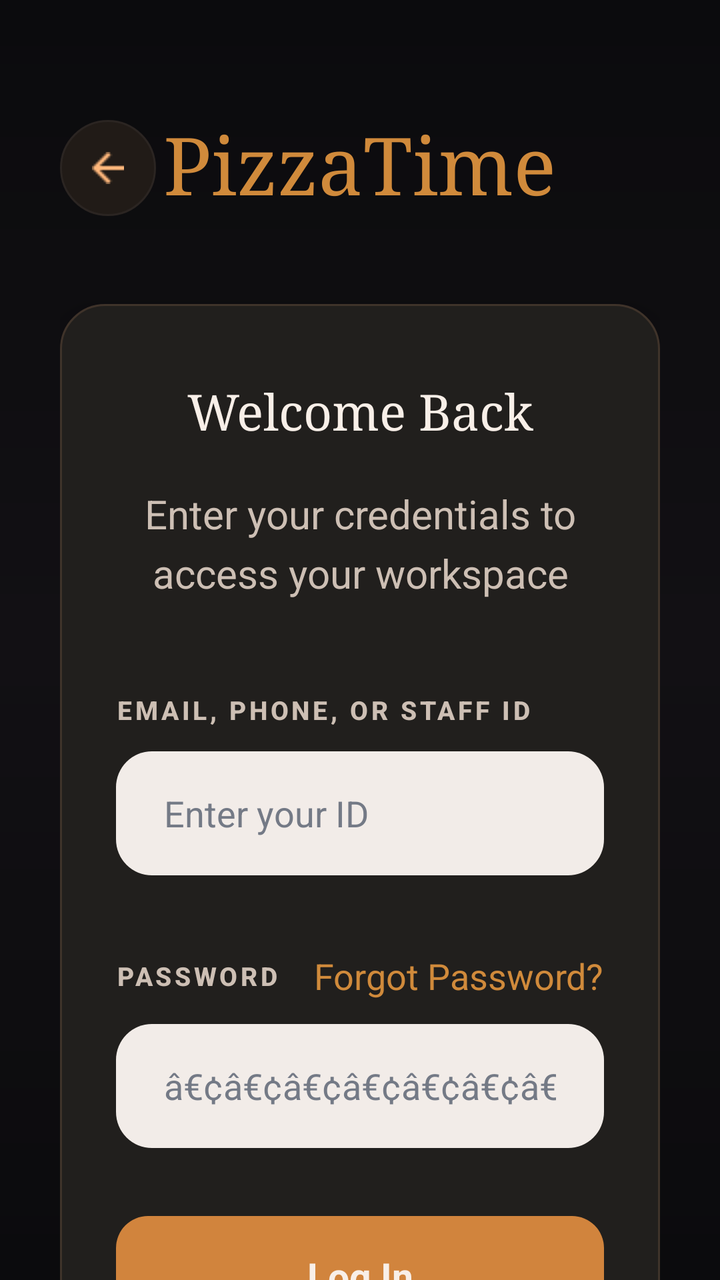
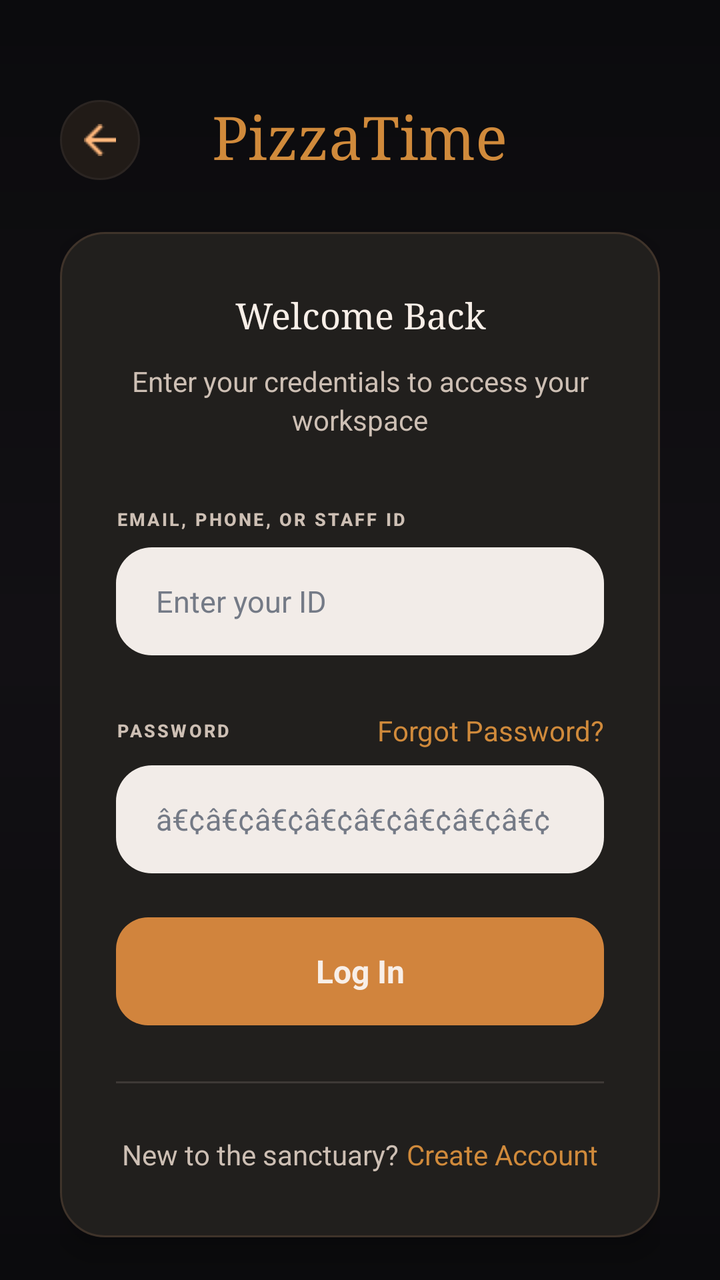

The first picture is an Android layout as it rendered before a commit; the second is the same layout after the commit. The layout source and the unified diff follow.
<!-- AndroidManifest.xml: application theme Theme.PizzaTime -->
<!-- res/layout/fragment_login.xml -->
<?xml version="1.0" encoding="utf-8"?>
<FrameLayout xmlns:android="http://schemas.android.com/apk/res/android"
    xmlns:tools="http://schemas.android.com/tools"
    android:id="@+id/loginRoot"
    android:layout_width="match_parent"
    android:layout_height="match_parent"
    android:background="@drawable/bg_app_dark">

    <ScrollView
        android:id="@+id/loginScroll"
        android:layout_width="match_parent"
        android:layout_height="match_parent"
        android:fillViewport="true"
        android:overScrollMode="never"
        android:scrollbars="none"
        tools:ignore="UselessParent">

        <LinearLayout
            android:id="@+id/loginContent"
            android:layout_width="match_parent"
            android:layout_height="wrap_content"
            android:minHeight="760dp"
            android:gravity="center_horizontal"
            android:orientation="vertical"
            android:paddingStart="30dp"
            android:paddingTop="52dp"
            android:paddingEnd="30dp"
            android:paddingBottom="36dp">

            <FrameLayout
                android:id="@+id/loginHeader"
                android:layout_width="match_parent"
                android:layout_height="64dp">

                <ImageView
                    android:id="@+id/btnBack"
                    android:layout_width="48dp"
                    android:layout_height="48dp"
                    android:layout_gravity="start|center_vertical"
                    android:background="@drawable/bg_login_back_button"
                    android:clickable="true"
                    android:contentDescription="@string/common_back_content_description"
                    android:focusable="true"
                    android:foreground="?attr/selectableItemBackgroundBorderless"
                    android:padding="13dp"
                    android:scaleType="centerInside"
                    android:src="@drawable/ic_back" />

                <TextView
                    android:id="@+id/tvLoginBrand"
                    android:layout_width="wrap_content"
                    android:layout_height="wrap_content"
                    android:layout_gravity="center"
                    android:fontFamily="serif"
                    android:includeFontPadding="false"
                    android:text="@string/app_name"
                    android:textColor="@color/pt_gold"
                    android:textSize="40sp" />

            </FrameLayout>

            <LinearLayout
                android:id="@+id/cardLoginForm"
                android:layout_width="match_parent"
                android:layout_height="wrap_content"
                android:layout_marginTop="36dp"
                android:background="@drawable/bg_surface_panel"
                android:elevation="10dp"
                android:gravity="center_horizontal"
                android:orientation="vertical"
                android:paddingStart="28dp"
                android:paddingTop="40dp"
                android:paddingEnd="28dp"
                android:paddingBottom="36dp">

                <TextView
                    android:id="@+id/tvLoginWelcome"
                    android:layout_width="match_parent"
                    android:layout_height="wrap_content"
                    android:fontFamily="serif"
                    android:gravity="center"
                    android:includeFontPadding="false"
                    android:text="@string/login_form_welcome_back"
                    android:textColor="@color/pt_text_primary"
                    android:textSize="25sp" />

                <TextView
                    android:id="@+id/tvLoginSubtitle"
                    android:layout_width="match_parent"
                    android:layout_height="wrap_content"
                    android:layout_marginTop="22dp"
                    android:gravity="center"
                    android:lineSpacingExtra="6dp"
                    android:text="@string/login_form_subtitle"
                    android:textColor="@color/pt_text_secondary"
                    android:textSize="20sp" />

                <TextView
                    android:id="@+id/tvIdentifierLabel"
                    android:layout_width="match_parent"
                    android:layout_height="wrap_content"
                    android:layout_marginTop="46dp"
                    android:fontFamily="sans-serif-medium"
                    android:letterSpacing="0.12"
                    android:text="@string/login_form_identifier_label"
                    android:textColor="@color/pt_text_secondary"
                    android:textSize="13sp"
                    android:textStyle="bold" />

                <EditText
                    android:id="@+id/edtIdentifier"
                    android:layout_width="match_parent"
                    android:layout_height="62dp"
                    android:layout_marginTop="12dp"
                    android:autofillHints="emailAddress"
                    android:background="@drawable/bg_surface_cream"
                    android:hint="@string/login_form_identifier_hint"
                    android:importantForAutofill="yes"
                    android:inputType="textEmailAddress"
                    android:paddingStart="24dp"
                    android:paddingEnd="24dp"
                    android:singleLine="true"
                    android:textColor="#2A2725"
                    android:textColorHint="#747A86"
                    android:textSize="18sp" />

                <LinearLayout
                    android:id="@+id/passwordLabelRow"
                    android:layout_width="match_parent"
                    android:layout_height="wrap_content"
                    android:layout_marginTop="38dp"
                    android:gravity="center_vertical"
                    android:orientation="horizontal">

                    <TextView
                        android:id="@+id/tvPasswordLabel"
                        android:layout_width="0dp"
                        android:layout_height="wrap_content"
                        android:layout_weight="1"
                        android:fontFamily="sans-serif-medium"
                        android:letterSpacing="0.12"
                        android:text="@string/login_form_password_label"
                        android:textColor="@color/pt_text_secondary"
                        android:textSize="13sp"
                        android:textStyle="bold" />

                    <TextView
                        android:id="@+id/btnForgotPassword"
                        android:layout_width="wrap_content"
                        android:layout_height="wrap_content"
                        android:clickable="true"
                        android:focusable="true"
                        android:text="@string/login_form_forgot_password"
                        android:textColor="@color/pt_gold"
                        android:textSize="18sp" />

                </LinearLayout>

                <EditText
                    android:id="@+id/edtPassword"
                    android:layout_width="match_parent"
                    android:layout_height="62dp"
                    android:layout_marginTop="12dp"
                    android:autofillHints="password"
                    android:background="@drawable/bg_surface_cream"
                    android:hint="@string/login_form_password_hint"
                    android:importantForAutofill="yes"
                    android:inputType="textPassword"
                    android:paddingStart="24dp"
                    android:paddingEnd="24dp"
                    android:singleLine="true"
                    android:textColor="#2A2725"
                    android:textColorHint="#747A86"
                    android:textSize="18sp" />

                <TextView
                    android:id="@+id/btnLogin"
                    android:layout_width="match_parent"
                    android:layout_height="60dp"
                    android:layout_marginTop="34dp"
                    android:background="@drawable/bg_button_primary_gold"
                    android:clickable="true"
                    android:focusable="true"
                    android:gravity="center"
                    android:text="@string/login_form_submit"
                    android:textColor="@color/pt_text_primary"
                    android:textSize="19sp"
                    android:textStyle="bold" />

                <View
                    android:layout_width="match_parent"
                    android:layout_height="1dp"
                    android:layout_marginTop="44dp"
                    android:background="#3E3936" />

                <LinearLayout
                    android:id="@+id/createAccountRow"
                    android:layout_width="match_parent"
                    android:layout_height="wrap_content"
                    android:layout_marginTop="40dp"
                    android:gravity="center"
                    android:orientation="horizontal">

                    <TextView
                        android:id="@+id/tvNewUser"
                        android:layout_width="wrap_content"
                        android:layout_height="wrap_content"
                        android:text="@string/login_form_new_user"
                        android:textColor="@color/pt_text_secondary"
                        android:textSize="16sp" />

                    <TextView
                        android:id="@+id/btnCreateAccount"
                        android:layout_width="wrap_content"
                        android:layout_height="wrap_content"
                        android:layout_marginStart="8dp"
                        android:clickable="true"
                        android:focusable="true"
                        android:text="@string/login_form_create_account"
                        android:textColor="@color/pt_gold"
                        android:textSize="16sp" />

                </LinearLayout>

            </LinearLayout>

            <TextView
                android:id="@+id/tvLoginFooter"
                android:layout_width="match_parent"
                android:layout_height="wrap_content"
                android:layout_marginTop="54dp"
                android:gravity="center"
                android:letterSpacing="0.10"
                android:text="@string/login_form_footer"
                android:textColor="@color/pt_stroke_dark"
                android:textSize="17sp"
                android:textStyle="bold" />

        </LinearLayout>

    </ScrollView>



</FrameLayout>
<!-- resources referenced by this layout -->
<resources>
  <color name="pt_gold">#D08A3B</color>
  <color name="pt_stroke_dark">#2B2522</color>
  <color name="pt_text_primary">#F8EFE8</color>
  <color name="pt_text_secondary">#CDBFB4</color>
  <!-- drawable bg_app_dark (drawable) -->
  <?xml version="1.0" encoding="utf-8"?>
  <shape xmlns:android="http://schemas.android.com/apk/res/android">
      <gradient
          android:angle="270"
          android:startColor="@color/pt_black"
          android:centerColor="@color/pt_dark"
          android:endColor="@color/pt_black" />
  </shape>
  <!-- drawable bg_button_primary_gold (drawable) -->
  ﻿<shape xmlns:android="http://schemas.android.com/apk/res/android">
      <corners android:radius="16dp" />
      <solid android:color="#D1843D" />
  </shape>
  <!-- drawable bg_login_back_button (drawable) -->
  <?xml version="1.0" encoding="utf-8"?>
  <shape xmlns:android="http://schemas.android.com/apk/res/android"
      android:shape="oval">
  
      <solid android:color="@color/pt_surface_dark" />
  
      <stroke
          android:width="1dp"
          android:color="@color/pt_stroke_dark" />
  
  </shape>
  <!-- drawable bg_surface_cream (drawable) -->
  ﻿<shape xmlns:android="http://schemas.android.com/apk/res/android">
      <corners android:radius="18dp" />
      <solid android:color="#F2ECE8" />
  </shape>
  <!-- drawable bg_surface_panel (drawable) -->
  ﻿<shape xmlns:android="http://schemas.android.com/apk/res/android">
      <corners android:radius="22dp" />
      <solid android:color="#211F1D" />
      <stroke
          android:width="1dp"
          android:color="#3F332A" />
  </shape>
  <!-- drawable ic_back: png bitmap (drawable, 278 bytes) -->
  <string name="app_name">PizzaTime</string>
  <string name="common_back_content_description">Back</string>
  <string name="login_form_create_account">Create Account</string>
  <string name="login_form_footer">ONE ACCOUNT, THE RIGHT WORKSPACE</string>
  <string name="login_form_forgot_password">Forgot Password?</string>
  <string name="login_form_identifier_hint">Enter your ID</string>
  <string name="login_form_identifier_label">EMAIL, PHONE, OR STAFF ID</string>
  <string name="login_form_new_user">New to the sanctuary?</string>
  <string name="login_form_password_hint">â€¢â€¢â€¢â€¢â€¢â€¢â€¢â€¢</string>
  <string name="login_form_password_label">PASSWORD</string>
  <string name="login_form_submit">Log In</string>
  <string name="login_form_subtitle">Enter your credentials to access your workspace</string>
  <string name="login_form_welcome_back">Welcome Back</string>
  <style name="Theme.PizzaTime" parent="Theme.MaterialComponents.DayNight.NoActionBar">
          
          <item name="colorOnPrimary">@color/white</item>
          
          <item name="colorOnSecondary">@color/black</item>
          
          <item name="android:statusBarColor">?attr/colorPrimaryVariant</item>
          
      </style>
  <color name="pt_black">#0B0B0D</color>
  <color name="pt_dark">#121014</color>
  <color name="pt_surface_dark">#211B17</color>
  <color name="white">#FFFFFFFF</color>
  <color name="black">#FF000000</color>
</resources>

<!-- the commit's change to res/layout/fragment_login.xml (unified diff, before → after) -->
@@ -19,30 +19,30 @@
             android:id="@+id/loginContent"
             android:layout_width="match_parent"
             android:layout_height="wrap_content"
+            android:gravity="center_horizontal"
             android:minHeight="760dp"
-            android:gravity="center_horizontal"
             android:orientation="vertical"
             android:paddingStart="30dp"
-            android:paddingTop="52dp"
+            android:paddingTop="48dp"
             android:paddingEnd="30dp"
-            android:paddingBottom="36dp">
+            android:paddingBottom="30dp">
 
             <FrameLayout
                 android:id="@+id/loginHeader"
                 android:layout_width="match_parent"
-                android:layout_height="64dp">
+                android:layout_height="44dp">
 
                 <ImageView
                     android:id="@+id/btnBack"
-                    android:layout_width="48dp"
-                    android:layout_height="48dp"
+                    android:layout_width="40dp"
+                    android:layout_height="40dp"
                     android:layout_gravity="start|center_vertical"
                     android:background="@drawable/bg_login_back_button"
                     android:clickable="true"
                     android:contentDescription="@string/common_back_content_description"
                     android:focusable="true"
                     android:foreground="?attr/selectableItemBackgroundBorderless"
-                    android:padding="13dp"
+                    android:padding="11dp"
                     android:scaleType="centerInside"
                     android:src="@drawable/ic_back" />
 
@@ -55,7 +55,7 @@
                     android:includeFontPadding="false"
                     android:text="@string/app_name"
                     android:textColor="@color/pt_gold"
-                    android:textSize="40sp" />
+                    android:textSize="30sp" />
 
             </FrameLayout>
 
@@ -63,15 +63,15 @@
                 android:id="@+id/cardLoginForm"
                 android:layout_width="match_parent"
                 android:layout_height="wrap_content"
-                android:layout_marginTop="36dp"
+                android:layout_marginTop="24dp"
                 android:background="@drawable/bg_surface_panel"
-                android:elevation="10dp"
+                android:elevation="8dp"
                 android:gravity="center_horizontal"
                 android:orientation="vertical"
                 android:paddingStart="28dp"
-                android:paddingTop="40dp"
+                android:paddingTop="32dp"
                 android:paddingEnd="28dp"
-                android:paddingBottom="36dp">
+                android:paddingBottom="32dp">
 
                 <TextView
                     android:id="@+id/tvLoginWelcome"
@@ -82,53 +82,53 @@
                     android:includeFontPadding="false"
                     android:text="@string/login_form_welcome_back"
                     android:textColor="@color/pt_text_primary"
-                    android:textSize="25sp" />
+                    android:textSize="18sp" />
 
                 <TextView
                     android:id="@+id/tvLoginSubtitle"
                     android:layout_width="match_parent"
                     android:layout_height="wrap_content"
-                    android:layout_marginTop="22dp"
-                    android:gravity="center"
-                    android:lineSpacingExtra="6dp"
+                    android:layout_marginTop="12dp"
+                    android:gravity="center"
+                    android:lineSpacingExtra="3dp"
                     android:text="@string/login_form_subtitle"
                     android:textColor="@color/pt_text_secondary"
-                    android:textSize="20sp" />
+                    android:textSize="14sp" />
 
                 <TextView
                     android:id="@+id/tvIdentifierLabel"
                     android:layout_width="match_parent"
                     android:layout_height="wrap_content"
-                    android:layout_marginTop="46dp"
+                    android:layout_marginTop="34dp"
                     android:fontFamily="sans-serif-medium"
                     android:letterSpacing="0.12"
                     android:text="@string/login_form_identifier_label"
                     android:textColor="@color/pt_text_secondary"
-                    android:textSize="13sp"
+                    android:textSize="9sp"
                     android:textStyle="bold" />
 
                 <EditText
                     android:id="@+id/edtIdentifier"
                     android:layout_width="match_parent"
-                    android:layout_height="62dp"
-                    android:layout_marginTop="12dp"
+                    android:layout_height="54dp"
+                    android:layout_marginTop="8dp"
                     android:autofillHints="emailAddress"
                     android:background="@drawable/bg_surface_cream"
                     android:hint="@string/login_form_identifier_hint"
                     android:importantForAutofill="yes"
                     android:inputType="textEmailAddress"
-                    android:paddingStart="24dp"
-                    android:paddingEnd="24dp"
+                    android:paddingStart="20dp"
+                    android:paddingEnd="20dp"
                     android:singleLine="true"
                     android:textColor="#2A2725"
                     android:textColorHint="#747A86"
-                    android:textSize="18sp" />
+                    android:textSize="15sp" />
 
                 <LinearLayout
                     android:id="@+id/passwordLabelRow"
                     android:layout_width="match_parent"
                     android:layout_height="wrap_content"
-                    android:layout_marginTop="38dp"
+                    android:layout_marginTop="28dp"
                     android:gravity="center_vertical"
                     android:orientation="horizontal">
 
@@ -141,7 +141,7 @@
                         android:letterSpacing="0.12"
                         android:text="@string/login_form_password_label"
                         android:textColor="@color/pt_text_secondary"
-                        android:textSize="13sp"
+                        android:textSize="9sp"
                         android:textStyle="bold" />
 
                     <TextView
@@ -152,52 +152,52 @@
                         android:focusable="true"
                         android:text="@string/login_form_forgot_password"
                         android:textColor="@color/pt_gold"
-                        android:textSize="18sp" />
+                        android:textSize="14sp" />
 
                 </LinearLayout>
 
                 <EditText
                     android:id="@+id/edtPassword"
                     android:layout_width="match_parent"
-                    android:layout_height="62dp"
-                    android:layout_marginTop="12dp"
+                    android:layout_height="54dp"
+                    android:layout_marginTop="8dp"
                     android:autofillHints="password"
                     android:background="@drawable/bg_surface_cream"
                     android:hint="@string/login_form_password_hint"
                     android:importantForAutofill="yes"
                     android:inputType="textPassword"
-                    android:paddingStart="24dp"
-                    android:paddingEnd="24dp"
+                    android:paddingStart="20dp"
+                    android:paddingEnd="20dp"
                     android:singleLine="true"
                     android:textColor="#2A2725"
                     android:textColorHint="#747A86"
-                    android:textSize="18sp" />
+                    android:textSize="15sp" />
 
                 <TextView
                     android:id="@+id/btnLogin"
                     android:layout_width="match_parent"
-                    android:layout_height="60dp"
-                    android:layout_marginTop="34dp"
+                    android:layout_height="54dp"
+                    android:layout_marginTop="22dp"
                     android:background="@drawable/bg_button_primary_gold"
                     android:clickable="true"
                     android:focusable="true"
                     android:gravity="center"
                     android:text="@string/login_form_submit"
                     android:textColor="@color/pt_text_primary"
-                    android:textSize="19sp"
+                    android:textSize="16sp"
                     android:textStyle="bold" />
 
                 <View
                     android:layout_width="match_parent"
                     android:layout_height="1dp"
-                    android:layout_marginTop="44dp"
+                    android:layout_marginTop="28dp"
                     android:background="#3E3936" />
 
                 <LinearLayout
                     android:id="@+id/createAccountRow"
                     android:layout_width="match_parent"
                     android:layout_height="wrap_content"
-                    android:layout_marginTop="40dp"
+                    android:layout_marginTop="26dp"
                     android:gravity="center"
                     android:orientation="horizontal">
 
@@ -207,18 +207,18 @@
                         android:layout_height="wrap_content"
                         android:text="@string/login_form_new_user"
                         android:textColor="@color/pt_text_secondary"
-                        android:textSize="16sp" />
+                        android:textSize="14sp" />
 
                     <TextView
                         android:id="@+id/btnCreateAccount"
                         android:layout_width="wrap_content"
                         android:layout_height="wrap_content"
-                        android:layout_marginStart="8dp"
+                        android:layout_marginStart="4dp"
                         android:clickable="true"
                         android:focusable="true"
                         android:text="@string/login_form_create_account"
                         android:textColor="@color/pt_gold"
-                        android:textSize="16sp" />
+                        android:textSize="14sp" />
 
                 </LinearLayout>
 
@@ -228,18 +228,16 @@
                 android:id="@+id/tvLoginFooter"
                 android:layout_width="match_parent"
                 android:layout_height="wrap_content"
-                android:layout_marginTop="54dp"
+                android:layout_marginTop="32dp"
                 android:gravity="center"
                 android:letterSpacing="0.10"
                 android:text="@string/login_form_footer"
                 android:textColor="@color/pt_stroke_dark"
-                android:textSize="17sp"
+                android:textSize="14sp"
                 android:textStyle="bold" />
 
         </LinearLayout>
 
     </ScrollView>
 
-
-
 </FrameLayout>
